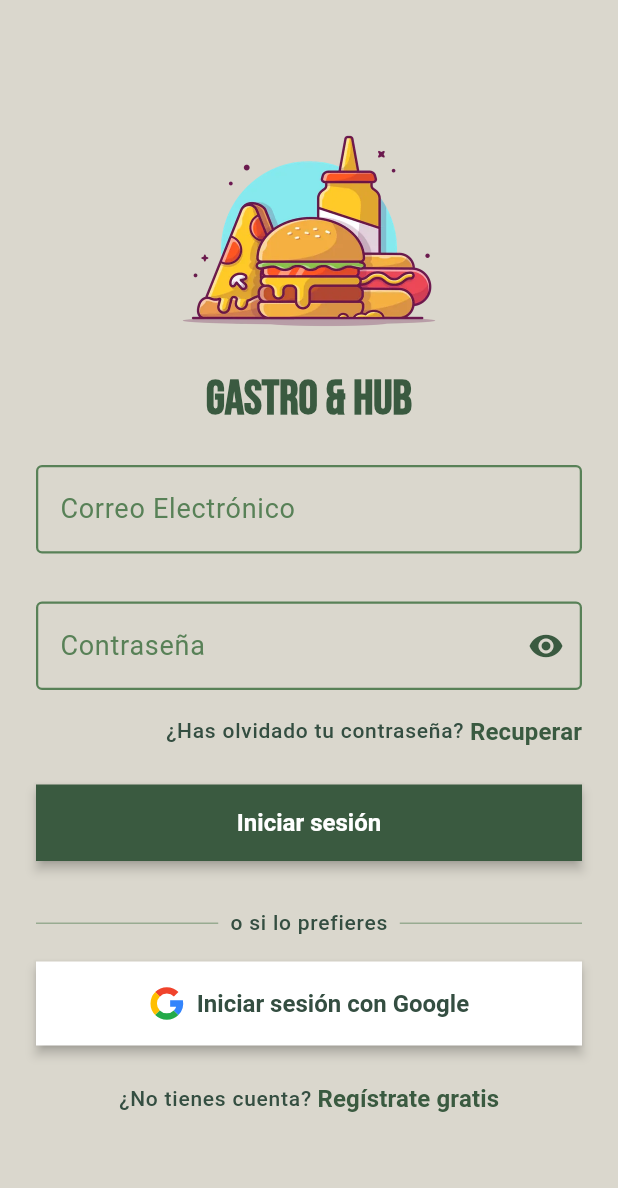
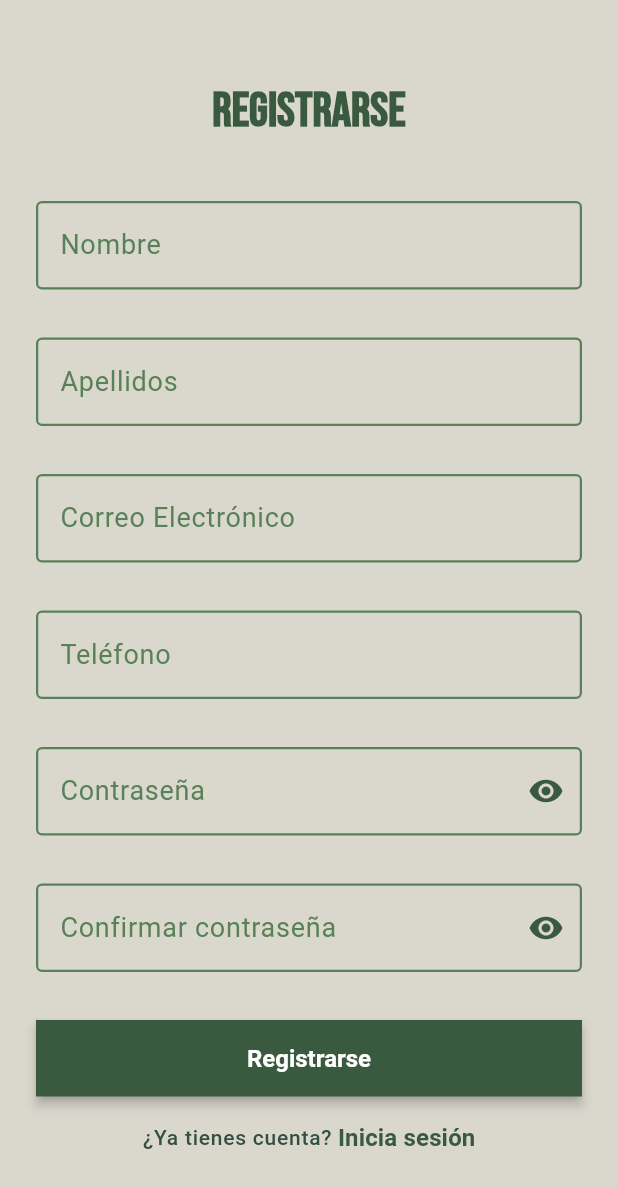
Before and after one commit to AbelMoroEducaMadrid/gastrohub-app, a Flutter app: the LoginScreen screen opened by its route, after a tap on "Regístrate gratis", on a phone screen of 412 x 824 dp. Shown: the top 1188 px of the screen. Run offline on Flutter 3.47's test engine with Material 3 defaults, Android fonts, the phone set to English and light mode, and no system bars; our stand-ins replace flutter_riverpod, flutter_svg, introduction_screen.

Commit message:
Pantalla de registro básica

```diff
--- a/frontend/lib/main.dart
+++ b/frontend/lib/main.dart
@@ -3,6 +3,7 @@ import 'package:flutter_riverpod/flutter_riverpod.dart';
 import 'package:gastrohub_app/src/screens/login_screen.dart';
 import 'package:gastrohub_app/src/core/themes/app_theme.dart';
 import 'package:gastrohub_app/src/screens/onboarding_screen.dart';
+import 'package:gastrohub_app/src/screens/registration_screen.dart';
 
 void main() {
   runApp(const ProviderScope(child: MyApp()));
@@ -21,6 +22,7 @@ class MyApp extends StatelessWidget {
       initialRoute: '/',
       routes: {
         '/login': (context) => LoginScreen(),
+        '/register': (context) => RegistrationScreen(),
       },
     );
   }
--- a/frontend/lib/src/auth/providers/auth_provider.dart
+++ b/frontend/lib/src/auth/providers/auth_provider.dart
@@ -15,13 +15,8 @@ class AuthNotifier extends StateNotifier<AuthState> {
   Future<void> login(String email, String password) async {
     state = AuthState(isLoading: true);
     try {
-      // Simulación de login con datos fijos (mock)
       if (email == "test@example.com" && password == "password123") {
-        final user = User(
-          id: 1,
-          name: 'Test User',
-          email: email,
-        );
+        final user = User(id: 1, name: 'Test User', email: email);
         state = AuthState(user: user);
       } else {
         throw Exception('Credenciales incorrectas');
@@ -30,6 +25,17 @@ class AuthNotifier extends StateNotifier<AuthState> {
       state = AuthState(error: e.toString());
     }
   }
+
+  Future<void> register(String name, String email, String password) async {
+    state = AuthState(isLoading: true);
+    try {
+      // Simulación de registro exitoso
+      final user = User(id: 2, name: name, email: email);
+      state = AuthState(user: user);
+    } catch (e) {
+      state = AuthState(error: 'Error al registrar: $e');
+    }
+  }
 }
 
 final authProvider = StateNotifierProvider<AuthNotifier, AuthState>((ref) {
--- a/frontend/lib/src/core/utils/form_validators.dart
+++ b/frontend/lib/src/core/utils/form_validators.dart
@@ -3,7 +3,7 @@ class FormValidators {
     if (value == null || value.trim().isEmpty) {
       return '$fieldName es obligatorio';
     }
-    return null; // Returns null for valid input
+    return null;
   }
 
   static String? emailField(String? value) {
@@ -14,7 +14,7 @@ class FormValidators {
     if (!emailRegex.hasMatch(value)) {
       return 'Ingresa un correo electrónico válido';
     }
-    return null; // Returns null for valid input
+    return null;
   }
 
   static String? passwordField(String? value) {
@@ -24,6 +24,17 @@ class FormValidators {
     if (value.length < 6) {
       return 'La contraseña debe tener al menos 6 caracteres';
     }
-    return null; // Returns null for valid input
+    return null;
+  }
+
+  static String? phoneField(String? value) {
+    if (value == null || value.trim().isEmpty) {
+      return 'El teléfono es obligatorio';
+    }
+    final phoneRegex = RegExp(r'^\+?\d{9,15}$');
+    if (!phoneRegex.hasMatch(value)) {
+      return 'Ingresa un teléfono válido';
+    }
+    return null;
   }
 }
--- a/frontend/lib/src/screens/login_screen.dart
+++ b/frontend/lib/src/screens/login_screen.dart
@@ -141,9 +141,8 @@ class _LoginScreenState extends ConsumerState<LoginScreen> {
                               style: theme.textTheme.labelMedium,
                             ),
                             GestureDetector(
-                              onTap: () {
-                                // TODO: Navigate to registration screen
-                              },
+                              onTap: () =>
+                                  Navigator.of(context).pushNamed('/register'),
                               child: Text(
                                 'Regístrate gratis',
                                 style: theme.textTheme.labelLarge?.copyWith(
--- /dev/null
+++ b/frontend/lib/src/screens/registration_screen.dart
@@ -0,0 +1,156 @@
+import 'package:flutter/material.dart';
+import 'package:flutter_riverpod/flutter_riverpod.dart';
+import 'package:gastrohub_app/src/auth/providers/auth_provider.dart';
+import 'package:gastrohub_app/src/core/widgets/custom_button.dart';
+import 'package:gastrohub_app/src/core/widgets/custom_text_field.dart';
+import 'package:gastrohub_app/src/core/themes/app_theme.dart';
+import 'package:gastrohub_app/src/core/utils/form_validators.dart';
+
+class RegistrationScreen extends ConsumerStatefulWidget {
+  const RegistrationScreen({super.key});
+
+  @override
+  ConsumerState<RegistrationScreen> createState() => _RegistrationScreenState();
+}
+
+class _RegistrationScreenState extends ConsumerState<RegistrationScreen> {
+  final TextEditingController nameController = TextEditingController();
+  final TextEditingController lastNameController = TextEditingController();
+  final TextEditingController emailController = TextEditingController();
+  final TextEditingController phoneController = TextEditingController();
+  final TextEditingController passwordController = TextEditingController();
+  final TextEditingController confirmPasswordController =
+      TextEditingController();
+  final _formKey = GlobalKey<FormState>();
+
+  // Validador personalizado para confirmar contraseña
+  String? _confirmPasswordValidator(String? value) {
+    if (value != passwordController.text) {
+      return 'Las contraseñas no coinciden';
+    }
+    return null;
+  }
+
+  void _register() {
+    if (_formKey.currentState!.validate()) {
+      ref.read(authProvider.notifier).register(
+            nameController.text,
+            emailController.text,
+            passwordController.text,
+          );
+    }
+  }
+
+  @override
+  Widget build(BuildContext context) {
+    final authState = ref.watch(authProvider);
+    final theme = Theme.of(context);
+
+    if (authState.user != null) {
+      WidgetsBinding.instance.addPostFrameCallback((_) {
+        Navigator.of(context).pushReplacementNamed('/login');
+      });
+    }
+
+    return Scaffold(
+      backgroundColor: AppTheme.backgroundColor,
+      body: SafeArea(
+        child: Center(
+          child: SingleChildScrollView(
+            padding: const EdgeInsets.all(24.0),
+            child: Form(
+              key: _formKey,
+              child: Column(
+                crossAxisAlignment: CrossAxisAlignment.stretch,
+                children: [
+                  Text(
+                    'Registrarse',
+                    style: theme.textTheme.headlineLarge
+                        ?.copyWith(color: AppTheme.primaryColor),
+                    textAlign: TextAlign.center,
+                  ),
+                  const SizedBox(height: 32),
+                  CustomTextField(
+                    label: 'Nombre',
+                    controller: nameController,
+                    validator: (value) =>
+                        FormValidators.requiredField(value, 'Nombre'),
+                  ),
+                  const SizedBox(height: 16),
+                  CustomTextField(
+                    label: 'Apellidos',
+                    controller: lastNameController,
+                    validator: (value) =>
+                        FormValidators.requiredField(value, 'Apellidos'),
+                  ),
+                  const SizedBox(height: 16),
+                  CustomTextField(
+                    label: 'Correo Electrónico',
+                    controller: emailController,
+                    validator: FormValidators.emailField,
+                  ),
+                  const SizedBox(height: 16),
+                  CustomTextField(
+                    label: 'Teléfono',
+                    controller: phoneController,
+                    validator: FormValidators.phoneField,
+                  ),
+                  const SizedBox(height: 16),
+                  CustomTextField(
+                    label: 'Contraseña',
+                    obscureText: true,
+                    controller: passwordController,
+                    validator: FormValidators.passwordField,
+                  ),
+                  const SizedBox(height: 16),
+                  CustomTextField(
+                    label: 'Confirmar contraseña',
+                    obscureText: true,
+                    controller: confirmPasswordController,
+                    validator: _confirmPasswordValidator,
+                  ),
+                  const SizedBox(height: 24),
+                  CustomButton(
+                    text: 'Registrarse',
+                    onPressed: _register,
+                  ),
+                  const SizedBox(height: 16),
+                  Row(
+                    mainAxisAlignment: MainAxisAlignment.center,
+                    children: [
+                      Text('¿Ya tienes cuenta? ',
+                          style: theme.textTheme.labelMedium),
+                      GestureDetector(
+                        onTap: () => Navigator.of(context)
+                            .pushReplacementNamed('/login'),
+                        child: Text(
+                          'Inicia sesión',
+                          style: theme.textTheme.labelLarge
+                              ?.copyWith(color: AppTheme.primaryColor),
+                        ),
+                      ),
+                    ],
+                  ),
+                  // Indicador de carga
+                  if (authState.isLoading)
+                    const Center(child: CircularProgressIndicator()),
+                  // Mensaje de error
+                  if (authState.error != null)
+                    Padding(
+                      padding: const EdgeInsets.only(top: 16.0),
+                      child: Text(
+                        authState.error!,
+                        style: theme.textTheme.bodyMedium
+                            ?.copyWith(color: theme.colorScheme.error),
+                        textAlign: TextAlign.center,
+                      ),
+                    ),
+                ],
+              ),
+            ),
+          ),
+        ),
+      ),
+    );
+  }
+}
```
